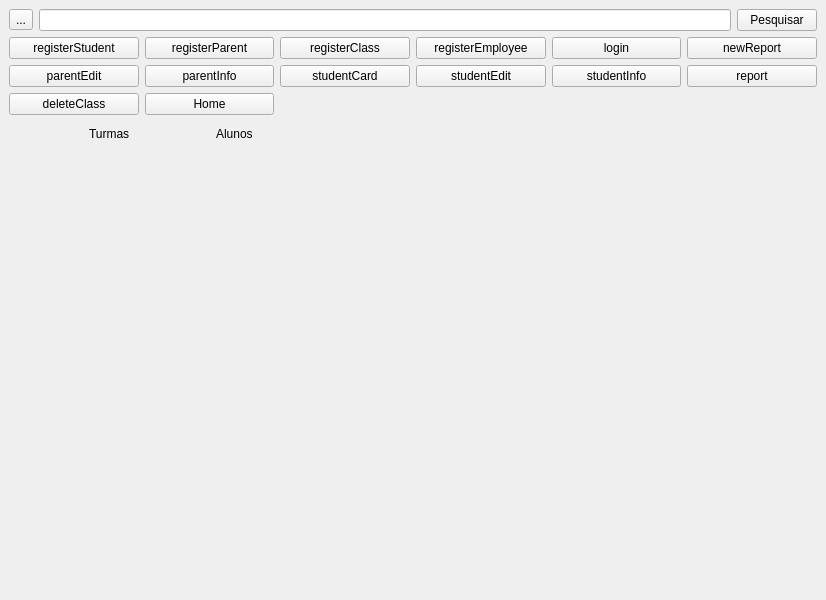
Above: App/view/ui/homeTest.ui from Caiquef80/Gerenciamento-Escolar before the change. Below: the same form after it.
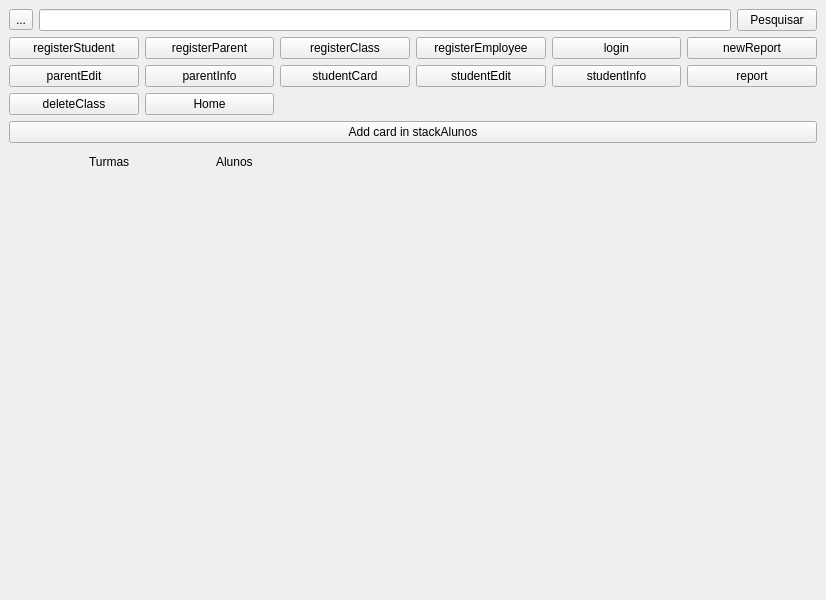
That is the form after the change.

Commit message:
Feat: add student card in stackWidget (#50)
* .

* top

* Finishing screenForTesting

* Modernize studentCard.ui with modern creative design styling

Agent-Logs-Url: https://github.com/rubim666/Gerenciamento-Escolar/sessions/22835eb4-ad10-43c6-844e-f534aa0daf96

* Início do método addCardInStack

* .

---------

The edit to the form file:
```diff
--- a/App/view/ui/homeTest.ui
+++ b/App/view/ui/homeTest.ui
@@ -26,7 +26,7 @@
    <string>MainWindow</string>
   </property>
   <widget class="QWidget" name="centralwidget">
-   <layout class="QVBoxLayout" name="verticalLayout" stretch="0,0,0,0">
+   <layout class="QVBoxLayout" name="verticalLayout" stretch="0,0,0,0,0">
     <item>
      <layout class="QHBoxLayout" name="horizontalLayout_3" stretch="0,0,0">
       <item>
@@ -150,6 +150,13 @@
       </item>
      </layout>
     </item>
+    <item>
+     <widget class="QPushButton" name="btnAddCard">
+      <property name="text">
+       <string>Add card in stackAlunos</string>
+      </property>
+     </widget>
+    </item>
     <item>
      <widget class="QFrame" name="frame">
       <property name="frameShape">
```
Left out of the diff: 2 changed lines with no effect on the pictures. The commit also changes 3 other files.
